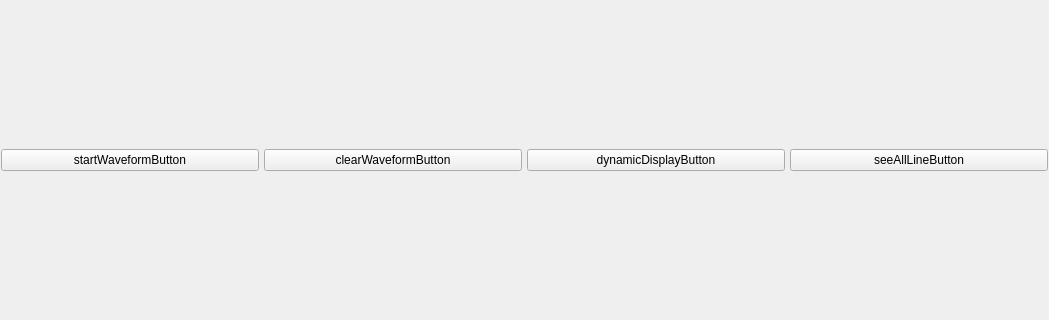
First picture: the form in Software_Code/project/Waveform/Waveform.ui, repository AngLao/Angular_Velocity_Measurement, before the edit; both pictures show x 0 to 1049 and y 168 to 488 of the 1049 by 657 pixel window.
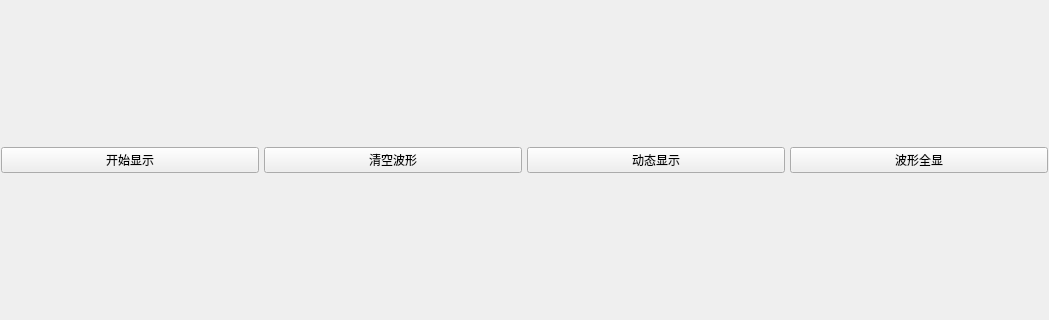
Second picture: the form after the edit.

Commit message: 显示角速度数据

```diff
--- a/Software_Code/project/Waveform/Waveform.ui
+++ b/Software_Code/project/Waveform/Waveform.ui
@@ -51,28 +51,28 @@
      <item>
       <widget class="QPushButton" name="startWaveformButton">
        <property name="text">
-        <string>startWaveformButton</string>
+        <string>开始显示</string>
        </property>
       </widget>
      </item>
      <item>
       <widget class="QPushButton" name="clearWaveformButton">
        <property name="text">
-        <string>clearWaveformButton</string>
+        <string>清空波形</string>
        </property>
       </widget>
      </item>
      <item>
       <widget class="QPushButton" name="dynamicDisplayButton">
        <property name="text">
-        <string>dynamicDisplayButton</string>
+        <string>动态显示</string>
        </property>
       </widget>
      </item>
      <item>
       <widget class="QPushButton" name="seeAllLineButton">
        <property name="text">
-        <string>seeAllLineButton</string>
+        <string>波形全显</string>
        </property>
       </widget>
      </item>
```
The commit also changes 9 other files.
